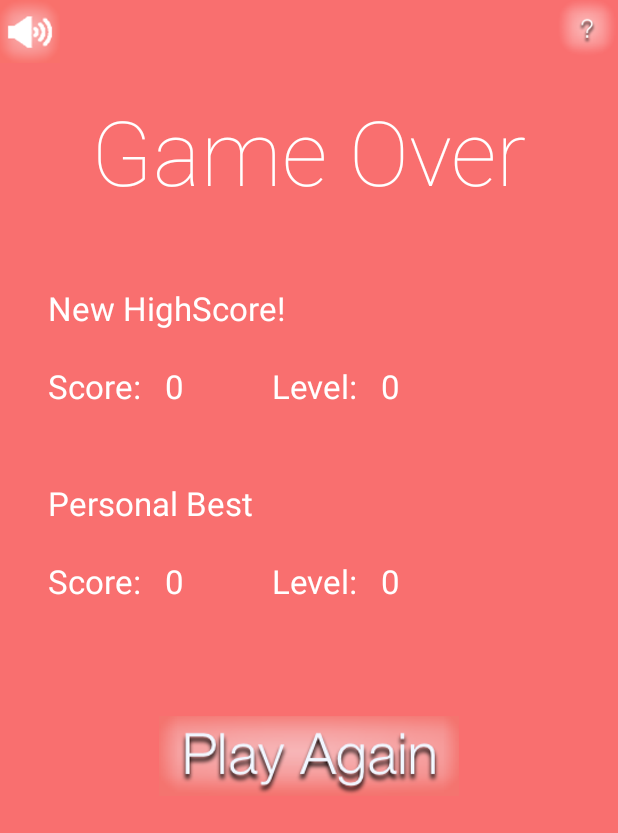
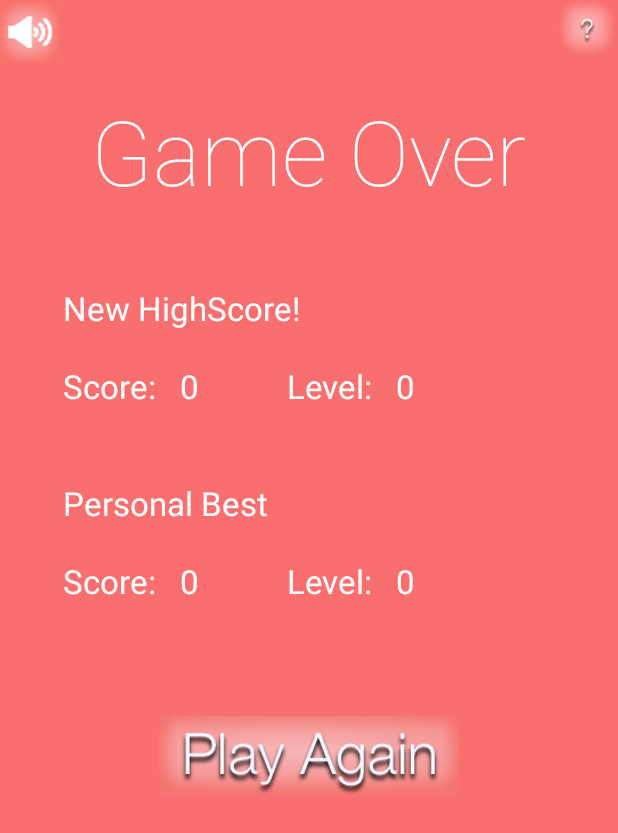
Before and after one commit to DaveDe/SumRun, an Android app: the GameOver screen opened directly, with no data from a screen before it, on a phone screen of 412 x 824 dp. Shown: the top 833 px of the screen. Run offline under Robolectric (Android 15) with nearby library versions, the phone set to English and light mode, and no system bars; our stand-ins replace AdMob.

Commit message:
fixed spacing bug

```diff
--- a/app/build.gradle
+++ b/app/build.gradle
@@ -8,8 +8,8 @@ android {
         applicationId "add.on.dave.sumrun"
         minSdkVersion 16
         targetSdkVersion 23
-        versionCode 1
-        versionName "1.0"
+        versionCode 2
+        versionName "1.1"
     }
     buildTypes {
         release {
--- a/app/src/main/java/add/on/dave/sumrun/GameOver.java
+++ b/app/src/main/java/add/on/dave/sumrun/GameOver.java
@@ -24,29 +24,17 @@ public class GameOver extends Activity {
     private ImageButton mute;
     private TextView displayInfo;
 
-    private InterstitialAd interstitial;
-
     @Override
     protected void onCreate(Bundle savedInstanceState) {
         super.onCreate(savedInstanceState);
-
-        interstitial = new InterstitialAd(getBaseContext());
-        interstitial.setAdUnitId("ca-app-pub-8421459443129126/5122852497");
-        requestNewInterstitial();
 
         try{
             seed = Integer.parseInt(StaticMethods.readFirstLine("seed.txt",getBaseContext()));
         }catch (IOException e){}
 
-        interstitial.setAdListener(new AdListener() {
-
-            public void onAdLoaded(){
-                if(seed % 2 == 0){
-                    interstitial.show();
-                }
-            }
-
-        });
+        if (seed % 2 == 0) {
+            MainActivity.interstitial.show();
+        }
 
         setContentView(R.layout.game_over);
 
@@ -128,14 +116,6 @@ public class GameOver extends Activity {
 
     }
 
-    private void requestNewInterstitial() {
-        AdRequest adRequest = new AdRequest.Builder()
-                .addTestDevice("4A5BC2497191112F02A42DC7DBDFEA47")
-                .build();
-
-        interstitial.loadAd(adRequest);
-    }
-
     //back button does nothing
     @Override
     public void onBackPressed() {
--- a/app/src/main/res/layout/game_over.xml
+++ b/app/src/main/res/layout/game_over.xml
@@ -28,7 +28,8 @@
         android:layout_centerHorizontal="true"
         android:paddingTop="50dp"
         android:textColor="@color/white"
-        android:paddingBottom="@dimen/retry_padding"/>
+        android:paddingBottom="@dimen/retry_padding"
+        android:paddingLeft="@dimen/gameOver_info_padding_left"/>
 
     <ImageButton
         android:layout_width="wrap_content"
--- a/app/src/main/res/values-hdpi/dimens.xml
+++ b/app/src/main/res/values-hdpi/dimens.xml
@@ -6,4 +6,5 @@
     <dimen name="score_padding">10dp</dimen>
     <dimen name="goal_padding">30dp</dimen>
     <dimen name="retry_padding">75dp</dimen>
+    <dimen name="gameOver_info_padding_left">10dp</dimen>
 </resources>
--- a/app/src/main/res/values-mdpi/dimens.xml
+++ b/app/src/main/res/values-mdpi/dimens.xml
@@ -6,4 +6,5 @@
     <dimen name="score_padding">5dp</dimen>
     <dimen name="goal_padding">20dp</dimen>
     <dimen name="retry_padding">50dp</dimen>
+    <dimen name="gameOver_info_padding_left">10dp</dimen>
 </resources>
--- a/app/src/main/res/values-xhdpi/dimens.xml
+++ b/app/src/main/res/values-xhdpi/dimens.xml
@@ -6,4 +6,5 @@
     <dimen name="score_padding">30dp</dimen>
     <dimen name="goal_padding">50dp</dimen>
     <dimen name="retry_padding">100dp</dimen>
+    <dimen name="gameOver_info_padding_left">10dp</dimen>
 </resources>
--- a/app/src/main/res/values-xxhdpi/dimens.xml
+++ b/app/src/main/res/values-xxhdpi/dimens.xml
@@ -6,4 +6,5 @@
     <dimen name="score_padding">20dp</dimen>
     <dimen name="goal_padding">35dp</dimen>
     <dimen name="retry_padding">100dp</dimen>
+    <dimen name="gameOver_info_padding_left">10dp</dimen>
 </resources>
--- a/app/src/main/res/values/colors.xml
+++ b/app/src/main/res/values/colors.xml
@@ -8,4 +8,5 @@
     <color name="yellow">#ffff00</color>
     <color name="white">#ffffff</color>
     <color name="purple">#9261d9</color>
+    <color name="black">#000000</color>
 </resources>
```
Also changed, not shown: app/src/main/java/add/on/dave/sumrun/MainActivity.java (+17 -1 lines), app/src/main/res/values-sw420dp/dimens.xml (added, +10 -0 lines).
